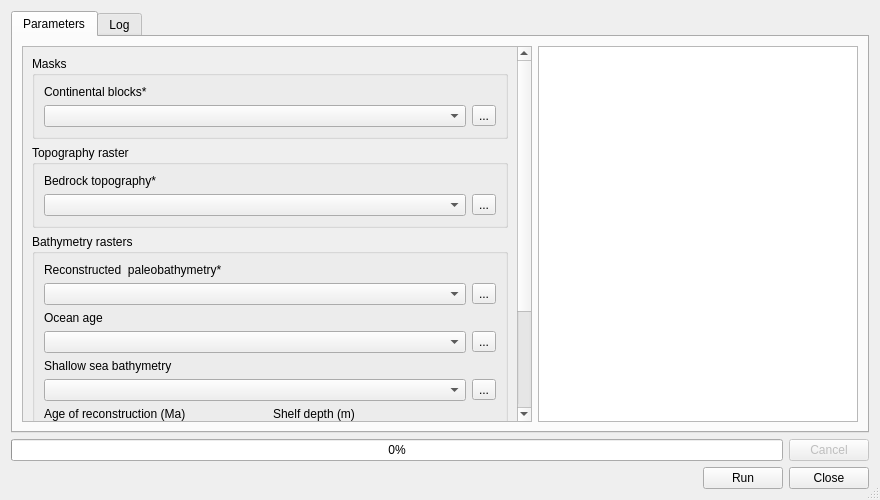
First picture: the form in ui/compile_tb.ui, repository jaminzoda/terra-antiqua, before the edit.
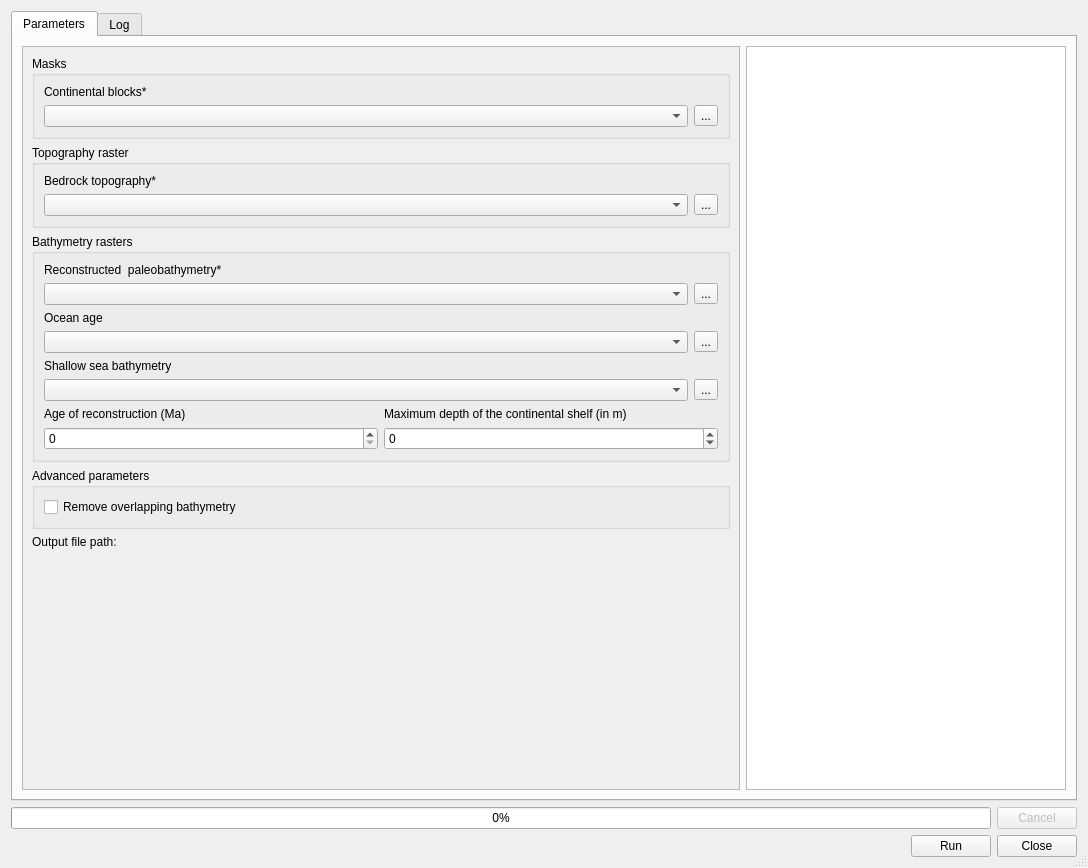
Second picture: the form after the edit. Custom widgets are drawn as their Qt base class.

The edit to the form file:
```diff
--- a/ui/compile_tb.ui
+++ b/ui/compile_tb.ui
@@ -6,8 +6,8 @@
    <rect>
     <x>0</x>
     <y>0</y>
-    <width>880</width>
-    <height>500</height>
+    <width>1088</width>
+    <height>868</height>
    </rect>
   </property>
   <property name="sizePolicy">
@@ -42,9 +42,9 @@
           <property name="geometry">
            <rect>
             <x>0</x>
-            <y>-258</y>
-            <width>498</width>
-            <height>621</height>
+            <y>0</y>
+            <width>686</width>
+            <height>695</height>
            </rect>
           </property>
           <layout class="QVBoxLayout" name="verticalLayout_8">
@@ -288,7 +288,7 @@
                   <item>
                    <widget class="QLabel" name="shelfDepthBoxLabel">
                     <property name="text">
-                     <string>Shelf depth (m)</string>
+                     <string>Maximum depth of the continental shelf (in m)</string>
                     </property>
                    </widget>
                   </item>
```
Left out of the diff: 32 changed lines with no effect on the pictures.
